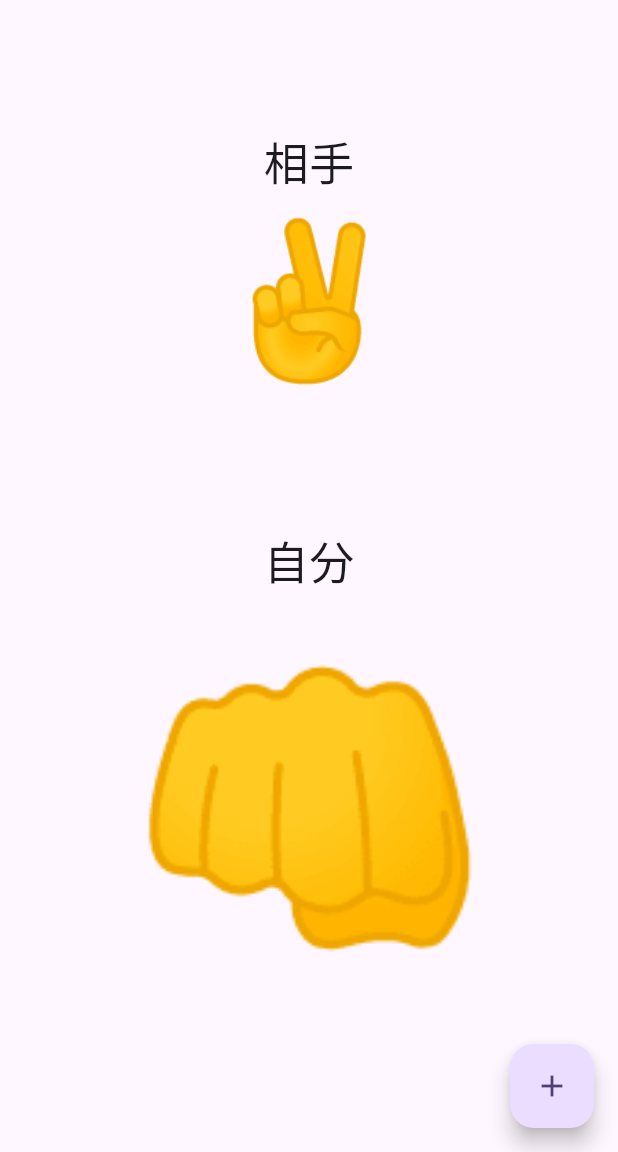
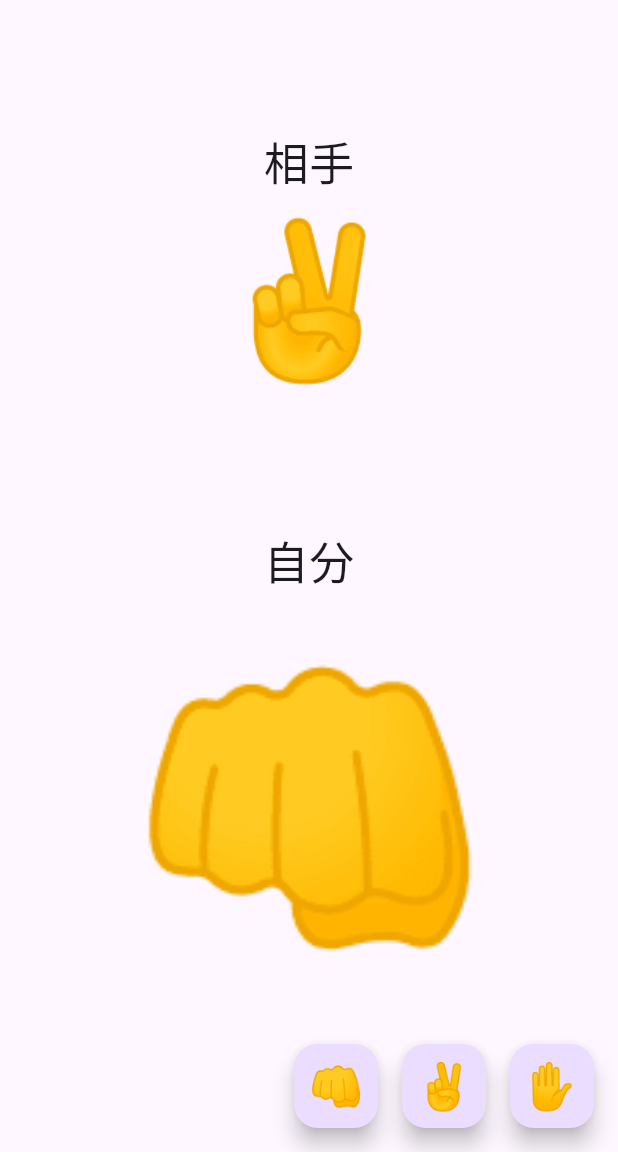
Before and after one commit to sugishitadaichi/janken_app, a Flutter app: the screen it shows after launch, on a phone screen of 412 x 824 dp, the part 84-1236 px from its top. Run offline on Flutter 3.47's test engine with Material 3 defaults, Android fonts, the phone set to English and light mode, and no system bars.

Commit message:
グーチョキパーボタンの作成

```diff
--- a/lib/main.dart
+++ b/lib/main.dart
@@ -111,9 +111,51 @@ class _MyHomePageState extends State<MyHomePage> {
           ],
         ),
       ),
-      floatingActionButton: FloatingActionButton(
-        onPressed: _chooseJankenText,
-        child: const Icon(Icons.add),
+      floatingActionButton: Row(
+        mainAxisAlignment: MainAxisAlignment.end,
+        children: [
+          FloatingActionButton(
+              onPressed:(){
+                setState(() {
+                  jankenText = '👊';
+                });
+              },
+            child: const Text(
+              '👊',
+              style: TextStyle(fontSize: 30),
+            ),
+          ),
+          const SizedBox(
+            width: 16,
+          ),
+
+          FloatingActionButton(
+            onPressed:(){
+              setState(() {
+                jankenText = '✌️';
+              });
+            },
+            child: const Text(
+              '✌️',
+              style: TextStyle(fontSize: 30),
+            ),
+          ),
+          const SizedBox(
+            width: 16,
+          ),
+
+          FloatingActionButton(
+            onPressed:(){
+              setState(() {
+                jankenText = '✋️';
+              });
+            },
+            child: const Text(
+              '✋️',
+              style: TextStyle(fontSize: 30),
+            ),
+          ),
+        ],
       ), // This trailing comma makes auto-formatting nicer for build methods.
     );
   }
```
